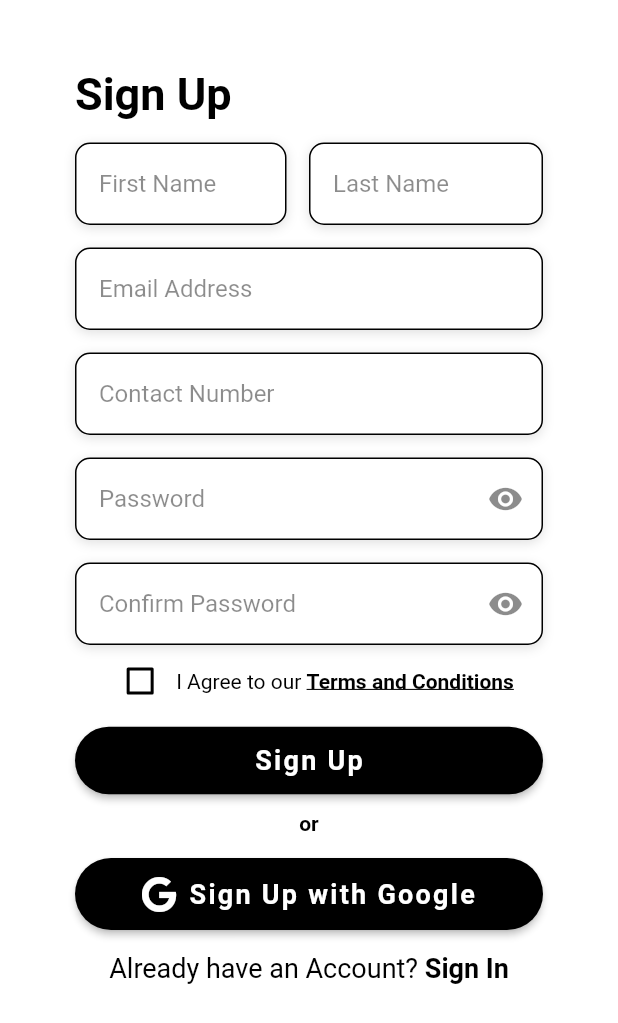
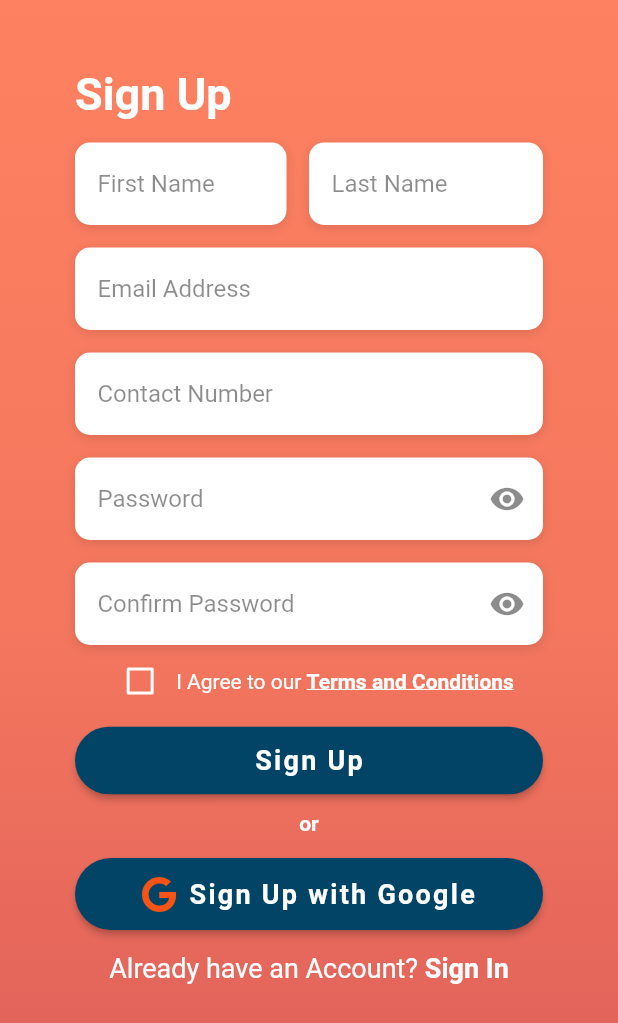
Before and after one commit to stupidyaps/teknikalph_app, a Flutter app: the screen it shows after launch, after a tap on an icon or button, on a phone screen of 412 x 824 dp. Shown: the top 1023 px of the screen. Run offline on Flutter 3.47's test engine with Material 2 defaults, Android fonts, the phone set to English and light mode, and no system bars; our stand-ins replace font_awesome_flutter.

Commit message:
updated pages (color scheme)

```diff
--- a/lib/ui/home_page.dart
+++ b/lib/ui/home_page.dart
@@ -52,6 +52,7 @@ class _HomePageState extends State<HomePage> {
                 _currentIndex = index;
               });
             },
+         selectedItemColor: const Color(0xfffe8161),
          ),
      );
   }
--- a/lib/ui/login_page.dart
+++ b/lib/ui/login_page.dart
@@ -20,8 +20,8 @@ class _LoginPageState extends State<LoginPage> {
           mainAxisAlignment: MainAxisAlignment.spaceEvenly,
           children: <Widget>[
             Container(
-              height: 175.0,
-              width: 175.0,
+              height: 150.0,
+              width: 150.0,
               decoration: const BoxDecoration(
                 // shape: BoxShape.circle,
                 // color: Colors.white,
@@ -52,10 +52,9 @@ class _LoginPageState extends State<LoginPage> {
           decoration: BoxDecoration(
             color: Colors.white,
             borderRadius: BorderRadius.circular(10.0),
-            border: Border.all(color: Colors.black),
             boxShadow: const [
               BoxShadow(
-                color: Colors.black12,
+                color: Colors.black26,
                 blurRadius: 6.0,
                 offset: Offset(0, 2),
               ),
@@ -72,7 +71,7 @@ class _LoginPageState extends State<LoginPage> {
               contentPadding: EdgeInsets.only(top: 15.0),
               prefixIcon: Icon(
                 Icons.person,
-                color: Color(0xff000000),
+                color: Color(0xFFF5795E),
               ),
               hintText: "Username",
               hintStyle: TextStyle(
@@ -95,10 +94,9 @@ class _LoginPageState extends State<LoginPage> {
           decoration: BoxDecoration(
             color: Colors.white,
             borderRadius: BorderRadius.circular(10.0),
-            border: Border.all(color: Colors.black),
             boxShadow: const [
               BoxShadow(
-                color: Colors.black12,
+                color: Colors.black26,
                 blurRadius: 6.0,
                 offset: Offset(0, 2),
               ),
@@ -116,7 +114,7 @@ class _LoginPageState extends State<LoginPage> {
               contentPadding: EdgeInsets.only(top: 15.0),
               prefixIcon: Icon(
                 Icons.lock,
-                color: Color(0xff000000),
+                color: Color(0xFFF3775D),
               ),
               hintText: "Password",
               hintStyle: TextStyle(
@@ -137,11 +135,11 @@ class _LoginPageState extends State<LoginPage> {
       children: [
         Theme(
             data: ThemeData(
-                unselectedWidgetColor: Colors.black),
+                unselectedWidgetColor: Colors.white),
             child: Checkbox(
                 value: _rememberMe,
-                checkColor: const Color(0xffffffff),
-                activeColor: Colors.black,
+                checkColor: const Color(0xffef735d),
+                activeColor: Colors.white,
                 onChanged: (value) {
                   setState(() {
                     _rememberMe = value!;
@@ -151,8 +149,8 @@ class _LoginPageState extends State<LoginPage> {
         ),
         const Text("Remember Me",
           style: TextStyle(
-            color: Colors.black,
-            fontWeight: FontWeight.bold,
+            color: Colors.white,
+            fontWeight: FontWeight.w400,
           ),
         ),
         Container(
@@ -161,7 +159,7 @@ class _LoginPageState extends State<LoginPage> {
               onPressed: () => debugPrint('Forgot Password Button Pressed'),
               child: const Text("Forgot Password?",
                 style: TextStyle(
-                  color: Colors.black,
+                  color: Colors.white,
                   fontWeight: FontWeight.bold,
                 ),
               )
@@ -178,11 +176,11 @@ class _LoginPageState extends State<LoginPage> {
       child: ElevatedButton(
         style: ElevatedButton.styleFrom(
             elevation: 2,
-            primary: Colors.black,
+            primary: const Color(0xFF014466),
             shape: RoundedRectangleBorder(
               borderRadius: BorderRadius.circular(30.0),
             ),
-            padding: const EdgeInsets.all(12.0)
+            padding: const EdgeInsets.fromLTRB(10, 12, 10, 12)
         ),
         child: const Text("Sign In",
           style: TextStyle(
@@ -206,10 +204,10 @@ class _LoginPageState extends State<LoginPage> {
     return Column(
       children: const <Widget>[
         Text(
-          "or",
+          "or sign in with",
           style: TextStyle(
-            color: Colors.black,
-            fontWeight: FontWeight.bold,
+            color: Colors.white,
+            fontWeight: FontWeight.w400,
           ),
         )
       ],
@@ -218,26 +216,26 @@ class _LoginPageState extends State<LoginPage> {
 
   Widget _createAltSignInBtn(){
     return Container(
-      padding: const EdgeInsets.symmetric(vertical: 15.0),
+      padding: const EdgeInsets.symmetric(vertical: 10.0),
       width: double.infinity,
       child: ElevatedButton.icon(
         style: ElevatedButton.styleFrom(
             elevation: 2,
-            primary: Colors.black,
+            primary: const Color(0xFF014466),
             onPrimary: Colors.white,
             shape: RoundedRectangleBorder(
               borderRadius: BorderRadius.circular(30.0),
             ),
-            padding: const EdgeInsets.all(12.0)
+            padding: const EdgeInsets.all(10.0)
         ),
-        label: const Text("Sign In with Google",
+        label: const Text("Google",
           style: TextStyle(
             fontSize: 18,
             letterSpacing: 1.5,
             fontWeight: FontWeight.bold,
           ),
         ),
-        icon: const FaIcon(FontAwesomeIcons.google, color: Colors.white,),
+        icon: const FaIcon(FontAwesomeIcons.google, color: Color(0xFFF65314),),
         onPressed: () {
           Navigator.push(
             context,
@@ -263,7 +261,7 @@ class _LoginPageState extends State<LoginPage> {
                 TextSpan(
                   text: "Don't have an Account? ",
                   style: TextStyle(
-                    color: Colors.black,
+                    color: Colors.white,
                     fontSize: 18.0,
                     fontWeight: FontWeight.w400,
                   ),
@@ -271,7 +269,7 @@ class _LoginPageState extends State<LoginPage> {
                 TextSpan(
                   text: "Sign Up",
                   style: TextStyle(
-                    color: Colors.black,
+                    color: Colors.white,
                     fontSize: 18.0,
                     fontWeight: FontWeight.bold,
                   ),
@@ -292,12 +290,12 @@ class _LoginPageState extends State<LoginPage> {
             width: double.infinity,
             decoration: const BoxDecoration(
                 gradient: LinearGradient(
-                  begin: Alignment.topCenter,
-                  end:  Alignment.bottomCenter,
+                  begin: Alignment.topLeft,
+                  end:  Alignment.centerRight,
                   colors: [
-                    Color(0xFFffffff),
-                    Color(0xFFffffff),
-                    Color(0xFFffffff),
+                    Color(0xfffe8161),
+                    Color(0xfff4775e),
+                    Color(0xffda5a59)
                   ],
                 )
             ),
@@ -312,30 +310,31 @@ class _LoginPageState extends State<LoginPage> {
               child: Column(
                 mainAxisAlignment: MainAxisAlignment.center,
                 children: <Widget>[
+                  const SizedBox(height: 15.0),
                   _createLogo(),
                   const SizedBox(height: 10.0),
                   Container(
                       alignment: Alignment.centerLeft,
                       child:
                       const Text(
-                        "Log In",
+                        "Sign In",
                         style: TextStyle(
-                          color: Colors.black,
-                          fontSize: 30.0,
-                          fontWeight: FontWeight.bold,
+                          fontSize: 25.0,
+                          fontWeight: FontWeight.w900,
+                          color: Colors.white,
                         ),
                       )
                   ),
                   _createUserNameBox(),
-                  const SizedBox(height: 15.0),
+                  const SizedBox(height: 5.0),
                   _createPasswordBox(),
                   _createRMeFPass(),
                   _createLoginBtn(),
-                  const SizedBox(height: 15.0),
+                  const SizedBox(height: 60.0),
                   _createOrTxt(),
-                  const SizedBox(height: 5.0),
+                  // const SizedBox(height: 25.0),
                   _createAltSignInBtn(),
-                  const SizedBox(height: 13.0),
+                  const SizedBox(height: 10.0),
                   _createSignUpRedirectBtn(),
                 ],
               ),
--- a/lib/ui/signup_page.dart
+++ b/lib/ui/signup_page.dart
@@ -25,7 +25,6 @@ class _LoginPageState extends State<SignUpPage> {
               decoration: BoxDecoration(
                 color: Colors.white,
                 borderRadius: BorderRadius.circular(10.0),
-                border: Border.all(color: Colors.black),
                 boxShadow: const [
                   BoxShadow(
                     color: Colors.black12,
@@ -58,7 +57,6 @@ class _LoginPageState extends State<SignUpPage> {
               decoration: BoxDecoration(
                 color: Colors.white,
                 borderRadius: BorderRadius.circular(10.0),
-                border: Border.all(color: Colors.black),
                 boxShadow: const [
                   BoxShadow(
                     color: Colors.black12,
@@ -72,7 +70,7 @@ class _LoginPageState extends State<SignUpPage> {
               child: const TextField(
                 keyboardType: TextInputType.text,
                 style: TextStyle(
-                  color: Color(0xff522971),
+                  color: Colors.black,
                 ),
                 decoration: InputDecoration(
                   border: InputBorder.none,
@@ -99,7 +97,6 @@ class _LoginPageState extends State<SignUpPage> {
           decoration: BoxDecoration(
             color: Colors.white,
             borderRadius: BorderRadius.circular(10.0),
-            border: Border.all(color: Colors.black),
             boxShadow: const [
               BoxShadow(
                 color: Colors.black12,
@@ -138,7 +135,6 @@ class _LoginPageState extends State<SignUpPage> {
           decoration: BoxDecoration(
             color: Colors.white,
             borderRadius: BorderRadius.circular(10.0),
-            border: Border.all(color: Colors.black),
             boxShadow: const [
               BoxShadow(
                 color: Colors.black12,
@@ -177,7 +173,6 @@ class _LoginPageState extends State<SignUpPage> {
           decoration: BoxDecoration(
             color: Colors.white,
             borderRadius: BorderRadius.circular(10.0),
-            border: Border.all(color: Colors.black),
             boxShadow: const [
               BoxShadow(
                 color: Colors.black12,
@@ -219,7 +214,6 @@ class _LoginPageState extends State<SignUpPage> {
           decoration: BoxDecoration(
             color: Colors.white,
             borderRadius: BorderRadius.circular(10.0),
-            border: Border.all(color: Colors.black),
             boxShadow: const [
               BoxShadow(
                 color: Colors.black12,
@@ -257,11 +251,11 @@ class _LoginPageState extends State<SignUpPage> {
       children: [
         Theme(
             data: ThemeData(
-                unselectedWidgetColor: Colors.black),
+                unselectedWidgetColor: Colors.white),
             child: Checkbox(
                 value: _agreeTerms,
-                checkColor: const Color(0xffffffff),
-                activeColor: Colors.black,
+                checkColor: const Color(0xffea6d5b),
+                activeColor: Colors.white,
                 onChanged: (value) {
                   setState(() {
                     _agreeTerms = value!;
@@ -271,13 +265,13 @@ class _LoginPageState extends State<SignUpPage> {
         ),
         const Text("I Agree to our ",
           style: TextStyle(
-            color: Colors.black,
+            color: Colors.white,
             fontWeight: FontWeight.normal,
           ),
         ),
         const Text("Terms and Conditions",
           style: TextStyle(
-            color: Colors.black,
+            color: Colors.white,
             fontWeight: FontWeight.bold,
             decoration: TextDecoration.underline,
           ),
@@ -293,7 +287,7 @@ class _LoginPageState extends State<SignUpPage> {
       child: ElevatedButton(
         style: ElevatedButton.styleFrom(
             elevation: 2,
-            primary: Colors.black,
+            primary: const Color(0xFF014466),
             shape: RoundedRectangleBorder(
               borderRadius: BorderRadius.circular(30.0),
             ),
@@ -323,7 +317,7 @@ class _LoginPageState extends State<SignUpPage> {
         Text(
           "or",
           style: TextStyle(
-            color: Colors.black,
+            color: Colors.white,
             fontWeight: FontWeight.bold,
           ),
         )
@@ -338,7 +332,7 @@ class _LoginPageState extends State<SignUpPage> {
       child: ElevatedButton.icon(
         style: ElevatedButton.styleFrom(
             elevation: 2,
-            primary: Colors.black,
+            primary: const Color(0xFF014466),
             onPrimary: Colors.white,
             shape: RoundedRectangleBorder(
               borderRadius: BorderRadius.circular(30.0),
@@ -352,7 +346,7 @@ class _LoginPageState extends State<SignUpPage> {
             fontWeight: FontWeight.bold,
           ),
         ),
-        icon: const FaIcon(FontAwesomeIcons.google, color: Colors.white,),
+        icon: const FaIcon(FontAwesomeIcons.google, color: Color(0xFFF65314),),
         onPressed: () {
           Navigator.push(
             context,
@@ -378,7 +372,7 @@ class _LoginPageState extends State<SignUpPage> {
                 TextSpan(
                   text: "Already have an Account? ",
                   style: TextStyle(
-                    color: Colors.black,
+                    color: Colors.white,
                     fontSize: 18.0,
                     fontWeight: FontWeight.w400,
                   ),
@@ -386,7 +380,7 @@ class _LoginPageState extends State<SignUpPage> {
                 TextSpan(
                   text: "Sign In",
                   style: TextStyle(
-                    color: Colors.black,
+                    color: Colors.white,
                     fontSize: 18.0,
                     fontWeight: FontWeight.bold,
                   ),
@@ -410,9 +404,9 @@ class _LoginPageState extends State<SignUpPage> {
                   begin: Alignment.topCenter,
                   end:  Alignment.bottomCenter,
                   colors: [
-                    Color(0xFFffffff),
-                    Color(0xFFffffff),
-                    Color(0xFFffffff),
+                    Color(0xfffe8161),
+                    Color(0xfff4775e),
+                    Color(0xffda5a59)
                   ],
                 )
             ),
@@ -434,7 +428,7 @@ class _LoginPageState extends State<SignUpPage> {
                       const Text(
                         "Sign Up",
                         style: TextStyle(
-                          color: Colors.black,
+                          color: Colors.white,
                           fontSize: 30.0,
                           fontWeight: FontWeight.bold,
                         ),
```
Also changed, not shown: lib/ui/booking_page.dart (+52 -37 lines), lib/ui/favorites_page.dart (+38 -25 lines), lib/ui/fbooking_page.dart (+52 -37 lines), lib/ui/orders_page.dart (+42 -25 lines), lib/ui/services_page.dart (+40 -26 lines), lib/ui/tradesmen_page.dart (+45 -34 lines).
